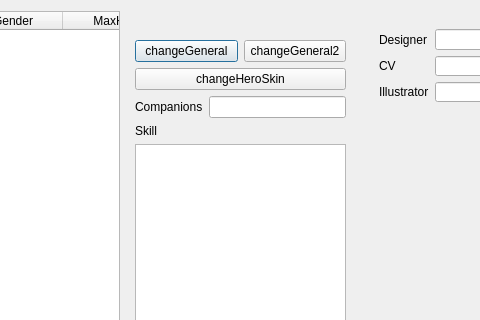
Mogara/QSanguosha-For-Hegemony, file src/dialog/generaloverview.ui: the form before one commit; both pictures show x 349 to 829 and y 0 to 320 of the 980 by 611 pixel window.
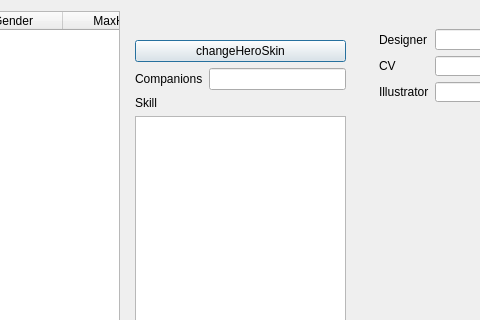
The form after the commit. Icons and pictures are not drawn.

Patch:
```diff
--- a/src/dialog/generaloverview.ui
+++ b/src/dialog/generaloverview.ui
@@ -90,33 +90,6 @@
           </property>
          </widget>
         </item>
-        <item>
-         <layout class="QHBoxLayout" name="changeGeneralButtonLayout">
-          <property name="sizeConstraint">
-           <enum>QLayout::SetFixedSize</enum>
-          </property>
-          <property name="leftMargin">
-           <number>0</number>
-          </property>
-          <property name="bottomMargin">
-           <number>0</number>
-          </property>
-          <item>
-           <widget class="QPushButton" name="changeGeneralButton">
-            <property name="text">
-             <string>changeGeneral</string>
-            </property>
-           </widget>
-          </item>
-          <item>
-           <widget class="QPushButton" name="changeGeneral2Button">
-            <property name="text">
-             <string>changeGeneral2</string>
-            </property>
-           </widget>
-          </item>
-         </layout>
-        </item>
         <item>
          <widget class="QPushButton" name="changeHeroSkinButton">
           <property name="text">
```
